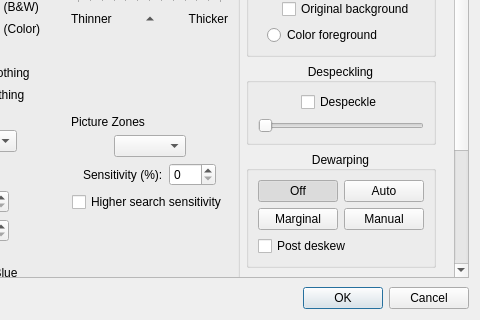
This is src/app/DefaultParamsDialog.ui in 2ndmax/scantailor-ocr as Qt 5 draws it before an edit; both pictures show x 177 to 657 and y 235 to 555 of the 657 by 555 pixel window. The edited form follows.
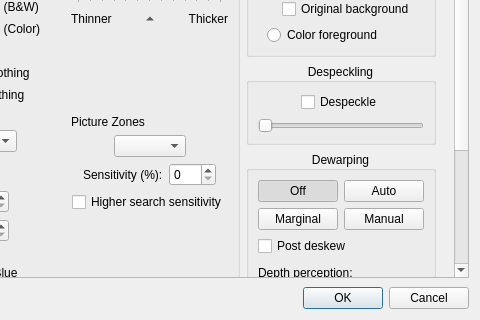
This is the edited form. The open tabs and pages were chosen to show the change. Icons and pictures are not drawn. Custom widgets are drawn as their Qt base class.

Commit message: Options panels: gray out instead of hide; depth perception in dewarping

What changed in the file:
```diff
--- a/src/app/DefaultParamsDialog.ui
+++ b/src/app/DefaultParamsDialog.ui
@@ -3452,18 +3452,31 @@
                   </property>
                  </widget>
                 </item>
-               </layout>
-              </widget>
-             </item>
              <item>
-              <widget class="QGroupBox" name="depthPerceptionPanel">
-               <property name="title">
-                <string>Depth Perception</string>
-               </property>
-               <property name="alignment">
-                <set>Qt::AlignCenter</set>
+                 <widget class="QWidget" name="depthPerceptionPanel" native="true">
+                  <property name="toolTip">
+                   <string>How strongly the page is taken to curve away from the viewer when it is flattened; this mostly changes how far the text near the spine is stretched.  Only used with dewarping.</string>
                </property>
                <layout class="QVBoxLayout" name="verticalLayout_29">
+                   <property name="leftMargin">
+                    <number>0</number>
+                   </property>
+                   <property name="topMargin">
+                    <number>4</number>
+                   </property>
+                   <property name="rightMargin">
+                    <number>0</number>
+                   </property>
+                   <property name="bottomMargin">
+                    <number>0</number>
+                   </property>
+                   <item>
+                    <widget class="QLabel" name="depthPerceptionLabel">
+                     <property name="text">
+                      <string>Depth perception:</string>
+                     </property>
+                    </widget>
+                   </item>
                 <item>
                  <widget class="QSlider" name="depthPerceptionSlider">
                   <property name="minimum">
@@ -3481,6 +3494,9 @@
                   <property name="orientation">
                    <enum>Qt::Horizontal</enum>
                   </property>
+                    </widget>
+                   </item>
+                  </layout>
                  </widget>
                 </item>
                </layout>
```
Lines whose indentation alone changed are shown as unchanged. The commit also changes 15 other files.
